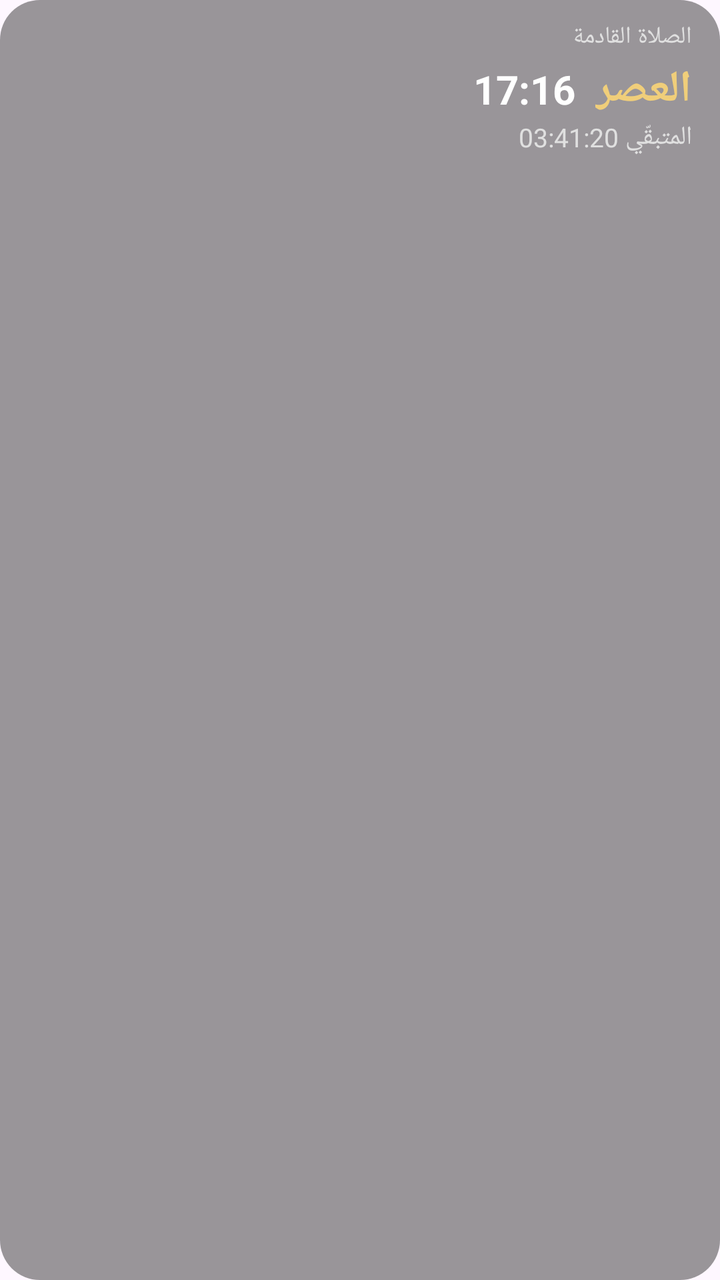
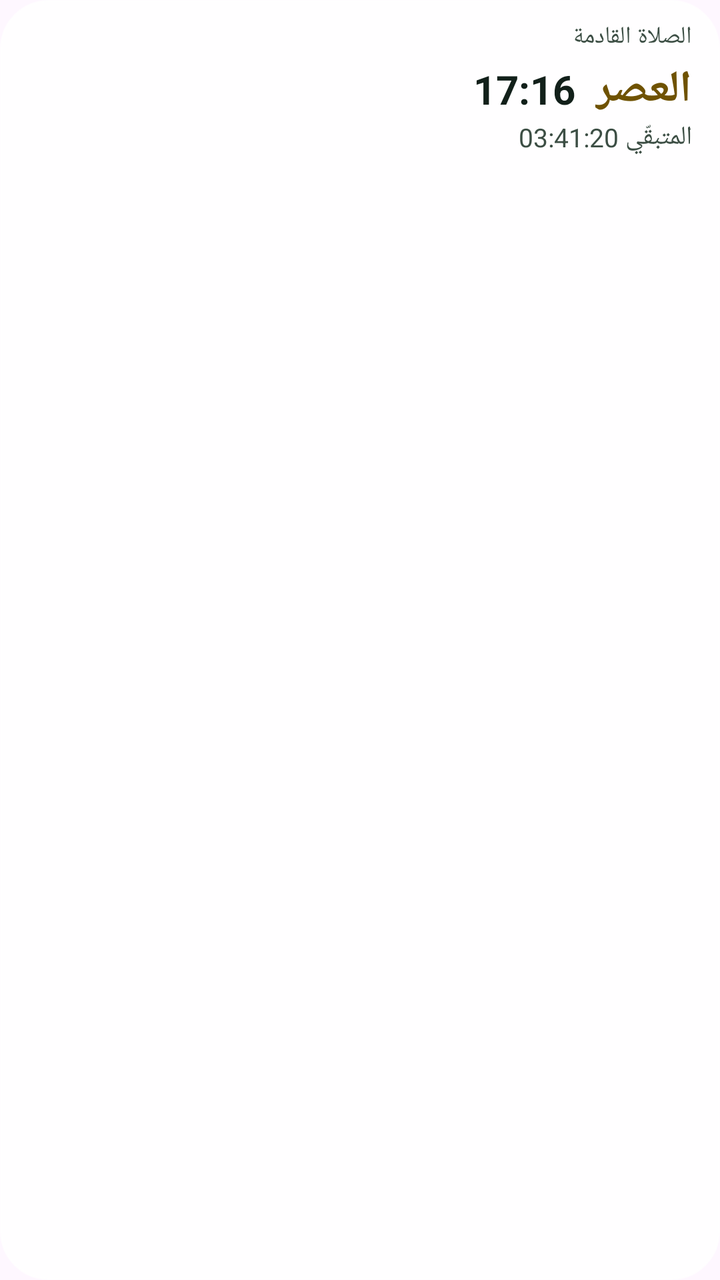

Before-and-after screenshots of an Android layout around one commit, followed by the original layout XML and the change that was made.
<!-- AndroidManifest.xml: application theme Theme.GtSalat -->
<!-- res/layout/widget_preview_next.xml -->
<?xml version="1.0" encoding="utf-8"?>
<LinearLayout xmlns:android="http://schemas.android.com/apk/res/android"
    android:layout_width="match_parent"
    android:layout_height="wrap_content"
    android:orientation="vertical"
    android:layoutDirection="rtl"
    android:background="@drawable/widget_bg_scrim"
    android:paddingHorizontal="14dp"
    android:paddingVertical="10dp">

    <TextView
        android:layout_width="wrap_content"
        android:layout_height="wrap_content"
        android:text="الصلاة القادمة"
        android:textColor="#E0E0E0"
        android:textSize="12sp" />

    <LinearLayout
        android:layout_width="match_parent"
        android:layout_height="wrap_content"
        android:orientation="horizontal"
        android:gravity="center_vertical"
        android:layout_marginTop="3dp">

        <TextView
            android:layout_width="wrap_content"
            android:layout_height="wrap_content"
            android:text="العصر"
            android:textColor="#F0CE7A"
            android:textSize="22sp"
            android:textStyle="bold" />

        <TextView
            android:layout_width="wrap_content"
            android:layout_height="wrap_content"
            android:layout_marginStart="10dp"
            android:text="17:16"
            android:textColor="#FFFFFFFF"
            android:textSize="20sp"
            android:textStyle="bold" />
    </LinearLayout>

    <TextView
        android:layout_width="wrap_content"
        android:layout_height="wrap_content"
        android:text="المتبقّي 03:41:20"
        android:textColor="#E0E0E0"
        android:textSize="13sp" />
</LinearLayout>
<!-- resources referenced by this layout -->
<resources>
  <!-- drawable widget_bg_scrim (drawable) -->
  <?xml version="1.0" encoding="utf-8"?>
  <shape xmlns:android="http://schemas.android.com/apk/res/android" android:shape="rectangle">
      <solid android:color="#66000000" />
      <corners android:radius="20dp" />
  </shape>
  <style name="Theme.GtSalat" parent="Theme.Material3.DayNight.NoActionBar">
          <item name="android:statusBarColor">@android:color/transparent</item>
      </style>
</resources>

<!-- the commit's change to res/layout/widget_preview_next.xml (unified diff, before → after) -->
@@ -12,7 +12,7 @@
         android:layout_width="wrap_content"
         android:layout_height="wrap_content"
         android:text="الصلاة القادمة"
-        android:textColor="#E0E0E0"
+        android:textColor="@color/widget_muted"
         android:textSize="12sp" />
 
     <LinearLayout
@@ -26,7 +26,7 @@
             android:layout_width="wrap_content"
             android:layout_height="wrap_content"
             android:text="العصر"
-            android:textColor="#F0CE7A"
+            android:textColor="@color/widget_gold"
             android:textSize="22sp"
             android:textStyle="bold" />
 
@@ -35,7 +35,7 @@
             android:layout_height="wrap_content"
             android:layout_marginStart="10dp"
             android:text="17:16"
-            android:textColor="#FFFFFFFF"
+            android:textColor="@color/widget_text"
             android:textSize="20sp"
             android:textStyle="bold" />
     </LinearLayout>
@@ -44,6 +44,6 @@
         android:layout_width="wrap_content"
         android:layout_height="wrap_content"
         android:text="المتبقّي 03:41:20"
-        android:textColor="#E0E0E0"
+        android:textColor="@color/widget_muted"
         android:textSize="13sp" />
 </LinearLayout>
<!-- resource entries referenced after the edit -->
@@ -1,13 +1,19 @@
 <!-- resources referenced by this layout -->
 <resources>
+  <color name="widget_gold">#FF6F5200</color>
+  <color name="widget_muted">#FF3C4E44</color>
+  <color name="widget_text">#FF12201A</color>
   <!-- drawable widget_bg_scrim (drawable) -->
   <?xml version="1.0" encoding="utf-8"?>
   <shape xmlns:android="http://schemas.android.com/apk/res/android" android:shape="rectangle">
-      <solid android:color="#66000000" />
-      <corners android:radius="20dp" />
+      <solid android:color="@color/widget_glass" />
+      <stroke android:width="1dp" android:color="@color/widget_edge" />
+      <corners android:radius="24dp" />
   </shape>
   <style name="Theme.GtSalat" parent="Theme.Material3.DayNight.NoActionBar">
           <item name="android:statusBarColor">@android:color/transparent</item>
       </style>
+  <color name="widget_glass">#D9FFFFFF</color>
+  <color name="widget_edge">#BFFFFFFF</color>
 </resources>
 
